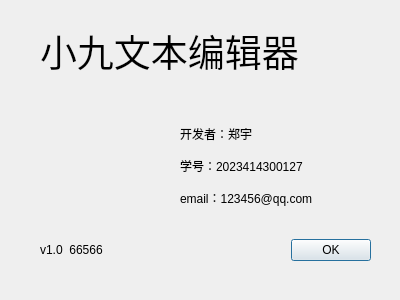
The window that aboutdialog.ui (gujvgugg/test_github) describes before a commit, drawn with Qt 5.
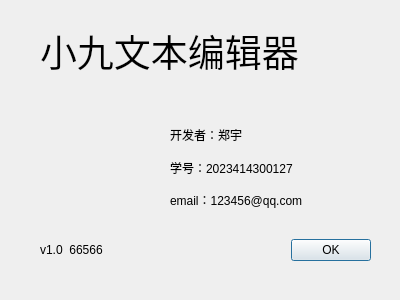
The same window after the commit. Icons and pictures are not drawn.

The edit to the form file:
```diff
--- a/aboutdialog.ui
+++ b/aboutdialog.ui
@@ -47,24 +47,7 @@
     <string>小九文本编辑器</string>
    </property>
   </widget>
-  <widget class="QLabel" name="label_2">
-   <property name="geometry">
-    <rect>
-     <x>180</x>
-     <y>110</y>
-     <width>181</width>
-     <height>111</height>
-    </rect>
-   </property>
-   <property name="text">
-    <string>开发者：郑宇 
-
-学号：2023414300127 
-
-email：123456@qq.com</string>
-   </property>
-  </widget>
-  <widget class="QLabel" name="label_3">
+  <widget class="QLabel" name="label_5">
    <property name="geometry">
     <rect>
      <x>40</x>
@@ -80,7 +63,7 @@
     <string/>
    </property>
   </widget>
-  <widget class="QLabel" name="label_4">
+  <widget class="QLabel" name="label_8">
    <property name="geometry">
     <rect>
      <x>40</x>
@@ -93,6 +76,39 @@
     <string>v1.0  66566</string>
    </property>
   </widget>
+  <widget class="QWidget" name="">
+   <property name="geometry">
+    <rect>
+     <x>170</x>
+     <y>122</y>
+     <width>181</width>
+     <height>91</height>
+    </rect>
+   </property>
+   <layout class="QVBoxLayout" name="verticalLayout">
+    <item>
+     <widget class="QLabel" name="label_3">
+      <property name="text">
+       <string>开发者：郑宇</string>
+      </property>
+     </widget>
+    </item>
+    <item>
+     <widget class="QLabel" name="label_2">
+      <property name="text">
+       <string>学号：2023414300127 </string>
+      </property>
+     </widget>
+    </item>
+    <item>
+     <widget class="QLabel" name="label_4">
+      <property name="text">
+       <string>email：123456@qq.com</string>
+      </property>
+     </widget>
+    </item>
+   </layout>
+  </widget>
  </widget>
  <resources/>
  <connections>
```
